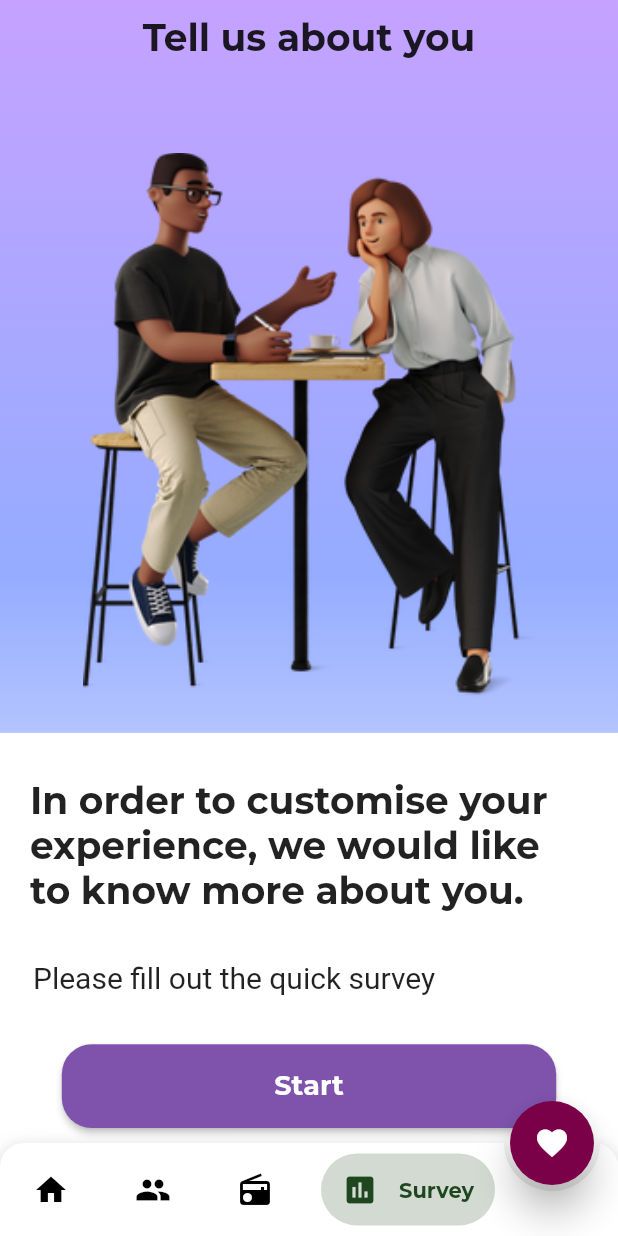
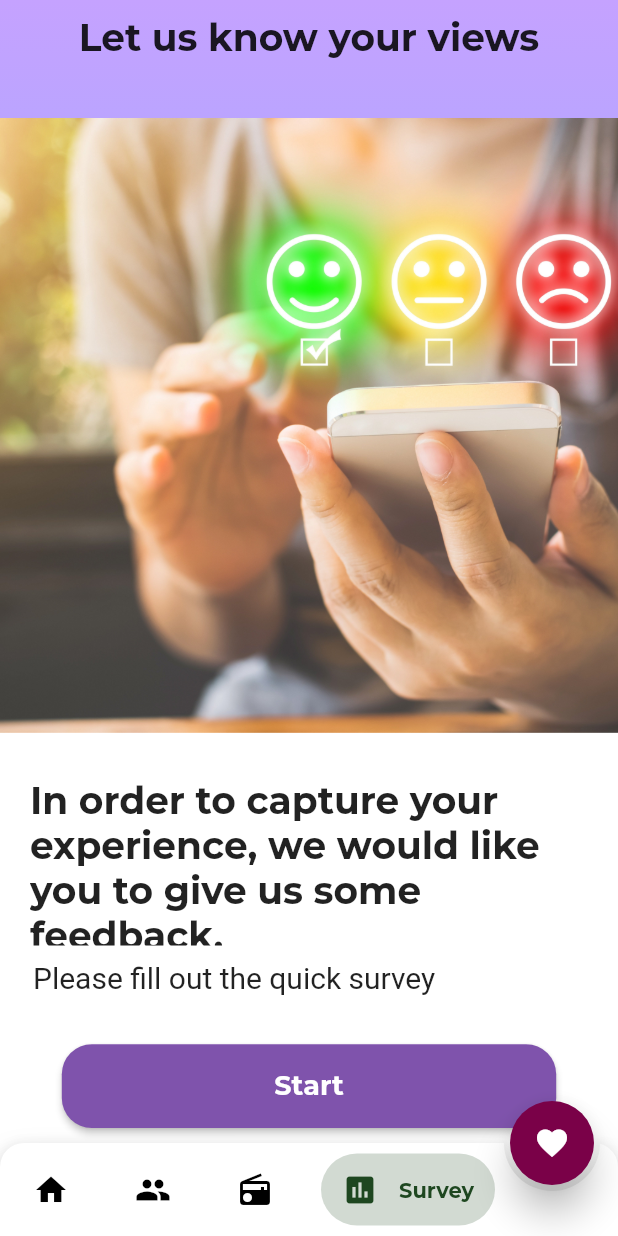
Before and after one commit to Macdeo/twr, a Flutter app: the screen it shows after launch, item 4 of the bottom bar chosen, on a phone screen of 412 x 824 dp. Run offline on Flutter 3.47's test engine with Material 2 defaults, Android fonts, the light colour scheme and no system bars; drawn by our look-alikes of bubble_bottom_bar; our stand-ins replace cloud_firestore, firebase_core, font_awesome_flutter, percent_indicator, rflutter_alert, webview_flutter; missing offline and left inert: flutter_custom_carousel_slider; accounts and stored records are empty; Roboto replaces fonts that are missing (Montserrat-Medium).

Commit message:
commit message

```diff
--- a/lib/screens/survey_home.dart
+++ b/lib/screens/survey_home.dart
@@ -104,17 +104,16 @@ class _SurveyHomeState extends State<SurveyHome> {
             Expanded(
               flex: 1,
               child: Text(
-                'Tell us about you',
+                'Let us know your views',
                 style: TextStyle(fontWeight: FontWeight.bold, fontSize: 25),
               ),
             ),
             Expanded(
               flex: 6,
-              child: Image.asset(
-                // 'assets/images/smileys.jpg',
-                'assets/images/3d-business-man-and-woman-working-at-the-table.png',
-                scale: 0.85,
-              ),
+              child: Image.asset('assets/images/smileys.jpg',
+                  // 'assets/images/3d-business-man-and-woman-working-at-the-table.png',
+                  scale: 0.85,
+                  fit: BoxFit.cover),
             ),
             Expanded(
               flex: 4,
@@ -132,7 +131,7 @@ class _SurveyHomeState extends State<SurveyHome> {
                       child: Padding(
                         padding: const EdgeInsets.symmetric(horizontal: 20.0),
                         child: Text(
-                          'In order to customise your experience, we would like to know more about you.',
+                          'In order to capture your experience, we would like you to give us some feedback.',
                           style: TextStyle(
                             fontWeight: FontWeight.bold,
                             fontSize: 25,
--- a/pubspec.yaml
+++ b/pubspec.yaml
@@ -45,6 +45,7 @@ dependencies:
   firebase_core: ^2.4.0
   cloud_firestore: ^4.3.1
   font_awesome_flutter: ^10.3.0
+  url_launcher: ^6.0.20
 
 
 dev_dependencies:
```
Also changed, not shown: lib/screens/contact.dart (+31 -4 lines), pubspec.lock, 3 other files.
